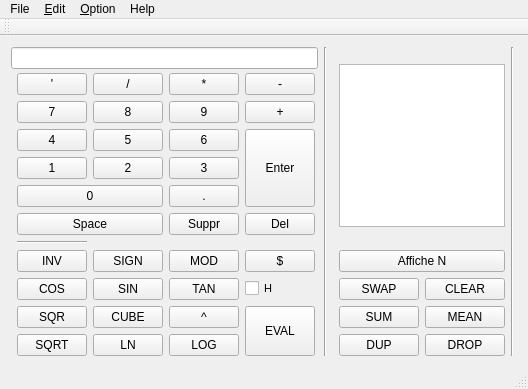
Before: the Qt Designer form Classe_GUI/mainwindow.ui in lfgLO21/projet-LO21, drawn with Qt 5.
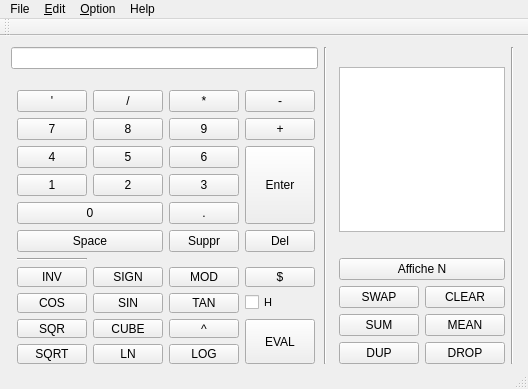
After: the same form once the commit is applied.

Commit message: ajout cacher clavier, bug => touche entree et touche backspace

The edit to the form file:
```diff
--- a/Classe_GUI/mainwindow.ui
+++ b/Classe_GUI/mainwindow.ui
@@ -38,12 +38,12 @@
       <x>0</x>
       <y>0</y>
       <width>525</width>
-      <height>331</height>
+      <height>339</height>
      </rect>
     </property>
     <layout class="QHBoxLayout" name="layoutPrincipal">
      <item>
-      <layout class="QGridLayout" name="layoutCalc" rowstretch="0,0,0">
+      <layout class="QGridLayout" name="layoutCalc" rowstretch="0,0,0,0">
        <property name="sizeConstraint">
         <enum>QLayout::SetMinimumSize</enum>
        </property>
@@ -63,7 +63,7 @@
          </property>
         </widget>
        </item>
-       <item row="1" column="2">
+       <item row="2" column="2">
         <spacer name="verticalSpacerBasLineEdit">
          <property name="orientation">
           <enum>Qt::Vertical</enum>
@@ -76,10 +76,10 @@
          </property>
         </spacer>
        </item>
-       <item row="2" column="2">
+       <item row="3" column="2">
         <layout class="QGridLayout" name="layoutCalculesBasiques">
          <property name="sizeConstraint">
-          <enum>QLayout::SetMinimumSize</enum>
+          <enum>QLayout::SetFixedSize</enum>
          </property>
          <item row="0" column="0">
           <widget class="QPushButton" name="buttonQuote">
@@ -431,6 +431,19 @@
          </item>
         </layout>
        </item>
+       <item row="1" column="2">
+        <spacer name="horizontalSpacer">
+         <property name="orientation">
+          <enum>Qt::Horizontal</enum>
+         </property>
+         <property name="sizeHint" stdset="0">
+          <size>
+           <width>40</width>
+           <height>20</height>
+          </size>
+         </property>
+        </spacer>
+       </item>
       </layout>
      </item>
      <item>
```
Left out of the diff: 63 changed lines with no effect on the pictures. The commit also changes 2 other files.
